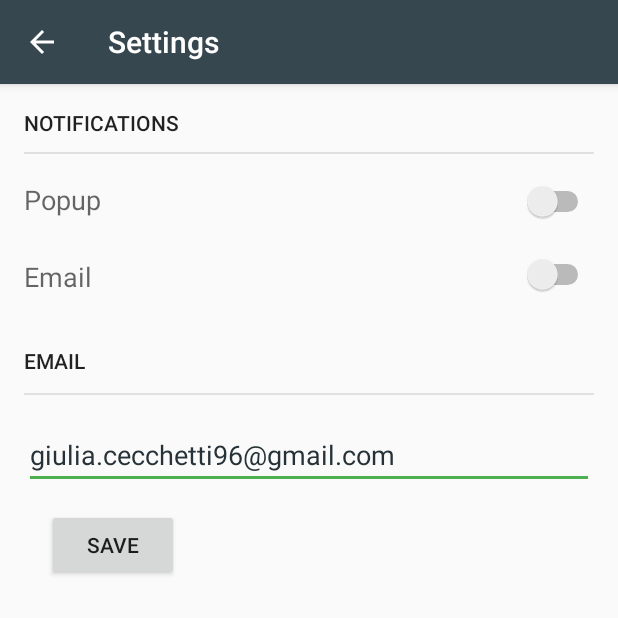
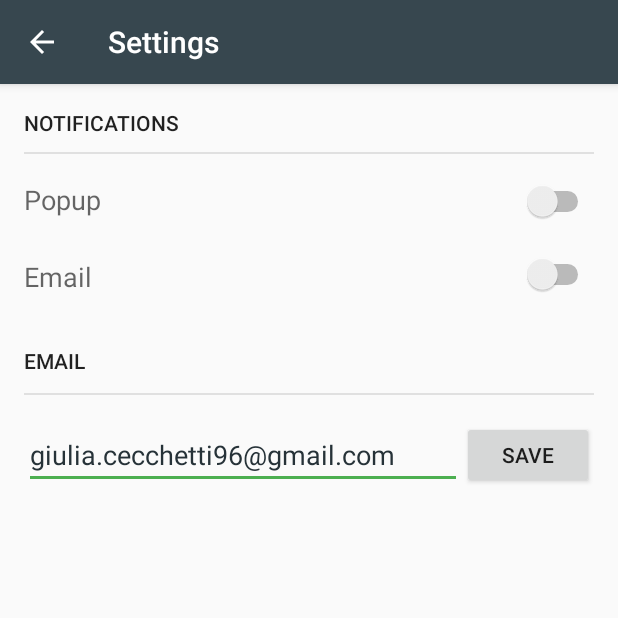
Before and after one commit to fusaimoe/embedded-systems, an Android app: the screen it shows after launch (SettingsActivity), after a tap on "Settings", on a phone screen of 412 x 824 dp, the top half of it. Run offline under Robolectric (Android 15) with nearby library versions, the phone set to English and light mode, and no system bars.

Commit message:
Fixed Accelerometer Readings

```diff
--- a/consegna-3/smart_car_android/app/build.gradle
+++ b/consegna-3/smart_car_android/app/build.gradle
@@ -29,7 +29,6 @@ dependencies {
         exclude group: 'com.android.support', module: 'support-annotations'
     })
     compile 'com.android.support:appcompat-v7:25.0.1'
-    compile 'com.google.android.gms:play-services:10.0.1'
 
     testCompile 'junit:junit:4.12'
 }
--- a/consegna-3/smart_car_android/app/src/main/AndroidManifest.xml
+++ b/consegna-3/smart_car_android/app/src/main/AndroidManifest.xml
@@ -5,6 +5,8 @@
     <uses-permission android:name ="android.permission.BLUETOOTH"/>
     <uses-permission android:name ="android.permission.BLUETOOTH_ADMIN"/>
     <uses-permission android:name="android.permission.INTERNET" />
+    <uses-permission android:name="android.permission.ACCESS_COARSE_LOCATION"/>
+    <uses-permission android:name="android.permission.ACCESS_FINE_LOCATION"/>
 
     <application
         android:allowBackup="true"
--- a/consegna-3/smart_car_android/app/src/main/java/com/fusaimoe/smart_car/MainActivity.java
+++ b/consegna-3/smart_car_android/app/src/main/java/com/fusaimoe/smart_car/MainActivity.java
@@ -1,5 +1,6 @@
 package com.fusaimoe.smart_car;
 
+import android.Manifest;
 import android.app.Activity;
 import android.app.AlertDialog;
 import android.app.ProgressDialog;
@@ -9,23 +10,31 @@ import android.content.Context;
 import android.content.DialogInterface;
 import android.content.Intent;
 import android.content.pm.ActivityInfo;
+import android.content.pm.PackageManager;
 import android.graphics.drawable.Drawable;
 import android.hardware.Sensor;
 import android.hardware.SensorEvent;
 import android.hardware.SensorEventListener;
 import android.hardware.SensorManager;
+import android.location.Location;
+import android.location.LocationListener;
+import android.location.LocationManager;
 import android.os.AsyncTask;
 import android.os.Bundle;
 import android.os.Handler;
 import android.os.Message;
 import android.support.annotation.ColorRes;
+import android.support.v4.app.ActivityCompat;
+import android.support.v4.content.ContextCompat;
 import android.support.v4.graphics.drawable.DrawableCompat;
 import android.support.v7.app.AppCompatActivity;
 import android.util.Log;
 import android.view.Menu;
 import android.view.MenuItem;
+import android.view.View;
 import android.widget.CompoundButton;
 import android.widget.TextView;
+import android.widget.Toast;
 import android.widget.ToggleButton;
 
 import com.fusaimoe.smart_car.bt.BluetoothConnectionManager;
@@ -35,15 +44,6 @@ import com.fusaimoe.smart_car.bt.MsgTooBigException;
 import com.fusaimoe.smart_car.email.EmailManagement;
 import com.fusaimoe.smart_car.email.GMailSender;
 
-/*import com.google.android.gms.common.ConnectionResult;
-import com.google.android.gms.common.api.GoogleApiClient;
-import com.google.android.gms.common.api.GoogleApiClient.ConnectionCallbacks;
-import com.google.android.gms.common.api.GoogleApiClient.OnConnectionFailedListener;
-import com.google.android.gms.common.api.ResultCallback;
-import com.google.android.gms.common.api.Status;
-import com.google.android.gms.location.ActivityRecognition;
-import com.google.android.gms.location.DetectedActivity;*/
-
 import org.json.JSONObject;
 
 import java.lang.ref.WeakReference;
@@ -51,12 +51,7 @@ import java.util.Arrays;
 import java.util.List;
 import java.util.UUID;
 
-public class MainActivity extends AppCompatActivity /*implements ConnectionCallbacks, OnConnectionFailedListener, ResultCallback<Status> */{
-
-    /**
-     * Provides the entry point to Google Play services.
-     */
-    //protected GoogleApiClient mGoogleApiClient;
+public class MainActivity extends AppCompatActivity {
 
     private BluetoothAdapter btAdapter;
     private BluetoothDevice targetDevice;
@@ -64,10 +59,10 @@ public class MainActivity extends AppCompatActivity /*implements ConnectionCallb
     private SensorManager sm;
     private Sensor accelerometer;
     private AccelerometerListener accListener;
-
+    private boolean sensorFlag;
 
     private ToggleButton switchOn, switchPark;
-    private TextView movingLabel;
+    private TextView movingLabel, distanceLabel;
 
     private static MainActivityHandler uiHandler;
 
@@ -75,12 +70,22 @@ public class MainActivity extends AppCompatActivity /*implements ConnectionCallb
     protected void onCreate(Bundle savedInstanceState) {
         super.onCreate(savedInstanceState);
 
+        //Permission Checks
+        final  int  ACCESS_FINE_LOCATION_REQUEST = 1234;
+        int  permission = ContextCompat.checkSelfPermission(this ,
+                Manifest.permission.ACCESS_FINE_LOCATION);
+        if (permission  !=  PackageManager.PERMISSION_GRANTED){
+            ActivityCompat.requestPermissions(this, new String[]{
+                    Manifest.permission.ACCESS_FINE_LOCATION
+            }, ACCESS_FINE_LOCATION_REQUEST);
+        }
+
         setRequestedOrientation(ActivityInfo.SCREEN_ORIENTATION_PORTRAIT);
         setContentView(R.layout.activity_main);
 
         sm = (SensorManager) getSystemService(Context.SENSOR_SERVICE);
         accelerometer = sm.getDefaultSensor(Sensor.TYPE_LINEAR_ACCELERATION);
-        if (accelerometer != null){
+        if (accelerometer != null) {
             accListener = new AccelerometerListener();
         }
 
@@ -136,7 +141,6 @@ public class MainActivity extends AppCompatActivity /*implements ConnectionCallb
     @Override
     protected void onStart() {
         super.onStart();
-        //mGoogleApiClient.connect();
 
         btAdapter = BluetoothAdapter.getDefaultAdapter();
 
@@ -173,26 +177,6 @@ public class MainActivity extends AppCompatActivity /*implements ConnectionCallb
             sm.registerListener(accListener, accelerometer, SensorManager.SENSOR_DELAY_NORMAL);
         }
     }
-/*
-    @Override
-    public void onConnected(@Nullable Bundle bundle) {
-
-    }
-
-    @Override
-    public void onConnectionSuspended(int i) {
-
-    }
-
-    @Override
-    public void onConnectionFailed(@NonNull ConnectionResult connectionResult) {
-
-    }
-
-    @Override
-    public void onResult(@NonNull Status status) {
-
-    }*/
 
     @Override
     public void onActivityResult (int reqID , int res , Intent data ){
@@ -211,31 +195,24 @@ public class MainActivity extends AppCompatActivity /*implements ConnectionCallb
         }
     }
 
-    /**
-     * Builds a GoogleApiClient. Uses the {@code #addApi} method to request the
-     * ActivityRecognition API.
-     */
-    /*protected synchronized void buildGoogleApiClient() {
-        mGoogleApiClient = new GoogleApiClient.Builder(this)
-                .addConnectionCallbacks(this)
-                .addOnConnectionFailedListener(this)
-                .addApi(ActivityRecognition.API)
-                .build();
-    }*/
-
     private void initUI() {
 
         switchOn = (ToggleButton) findViewById(R.id.onButton);
         switchPark = (ToggleButton) findViewById(R.id.parkButton);
         movingLabel = (TextView) findViewById(R.id.movingLabel);
+        distanceLabel = (TextView) findViewById(R.id.movingLabel);
 
         switchOn.setOnCheckedChangeListener(new CompoundButton.OnCheckedChangeListener() {
             public void onCheckedChanged(CompoundButton buttonView, boolean isChecked) {
                 if (isChecked) {
                     switchPark.setEnabled(false);
+                    movingLabel.setVisibility(View.VISIBLE);
+                    distanceLabel.setVisibility(View.VISIBLE);
                     setOn(true);
                 } else {
                     switchPark.setEnabled(true);
+                    movingLabel.setVisibility(View.INVISIBLE);
+                    distanceLabel.setVisibility(View.INVISIBLE);
                     setOn(false);
                 }
             }
@@ -311,12 +288,18 @@ public class MainActivity extends AppCompatActivity /*implements ConnectionCallb
 
     private void setMoving(boolean moving) {
         try {
-            if(moving){
+            if (moving) {
                 BluetoothConnectionManager.getInstance().sendMsg("moving");
                 movingLabel.setText("The car is moving");
-            }else{
+            } else {
                 BluetoothConnectionManager.getInstance().sendMsg("notMoving");
                 movingLabel.setText("The car is not moving");
+
+                Context context = getApplicationContext();
+                CharSequence text = "The car stopped!";
+
+                Toast toast = Toast.makeText(context, text, Toast.LENGTH_SHORT);
+                toast.show();
             }
         } catch (MsgTooBigException e) {
             e.printStackTrace();
@@ -406,13 +389,28 @@ public class MainActivity extends AppCompatActivity /*implements ConnectionCallb
         private  static  final  String  LOG_TAG = "app -tag";
         @Override
         public  void  onSensorChanged(SensorEvent event) {
-            boolean moving = false;
-            for(float f : event.values){
-                if(f>0.02){
-                    moving=true;
+            boolean otherFlag = false;
+            if(!sensorFlag){
+
+                for(float f : event.values){
+                    if(f>2){
+                        otherFlag=true;
+                        setMoving(true);
+                        sensorFlag=true;
+                    }
+                }
+                if(otherFlag) {
+                    final Handler handler = new Handler();
+                    handler.postDelayed(new Runnable() {
+                        @Override
+                        public void run() {
+                            sensorFlag = false;
+
+                            setMoving(false);
+                        }
+                    }, 10000);
                 }
             }
-            setMoving(moving);
         }
         @Override
         public  void  onAccuracyChanged(Sensor  sensor , int  accuracy) {
@@ -437,6 +435,7 @@ public class MainActivity extends AppCompatActivity /*implements ConnectionCallb
             statusDialog.setCancelable(false);
             statusDialog.show();
         }
+
 
         @Override
         protected Object doInBackground(Object... args) {
--- a/consegna-3/smart_car_android/app/src/main/res/layout/activity_settings.xml
+++ b/consegna-3/smart_car_android/app/src/main/res/layout/activity_settings.xml
@@ -67,7 +67,8 @@
         android:layout_below="@+id/line2"
         android:layout_alignParentStart="true"
         android:layout_marginTop="17dp"
-        android:text="Enter your email..." />
+        android:text="Enter your email..."
+        android:layout_toStartOf="@+id/save" />
 
     <TextView
         android:text="Email"
@@ -100,9 +101,9 @@
         android:text="SAVE"
         android:layout_width="wrap_content"
         android:layout_height="wrap_content"
-        android:layout_below="@+id/emailTextBox"
-        android:layout_alignEnd="@+id/notifications"
-        android:layout_marginTop="13dp"
-        android:id="@+id/save" />
+        android:id="@+id/save"
+        android:layout_alignTop="@+id/emailTextBox"
+        android:layout_alignParentEnd="true"
+        android:layout_alignBottom="@+id/emailTextBox" />
 
 </RelativeLayout>
```
Also changed, not shown: consegna-3/smart_car_android/app/src/main/res/layout/activity_main.xml (+5 -3 lines).
